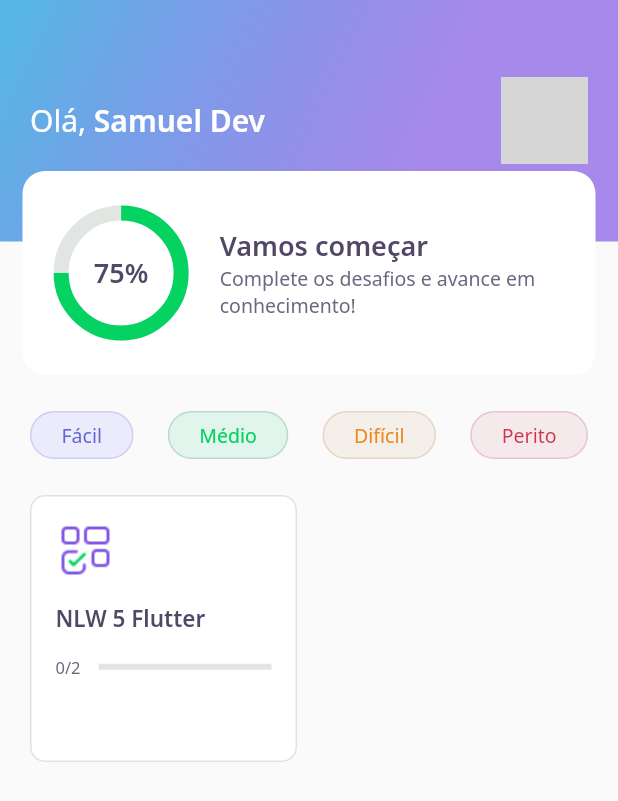
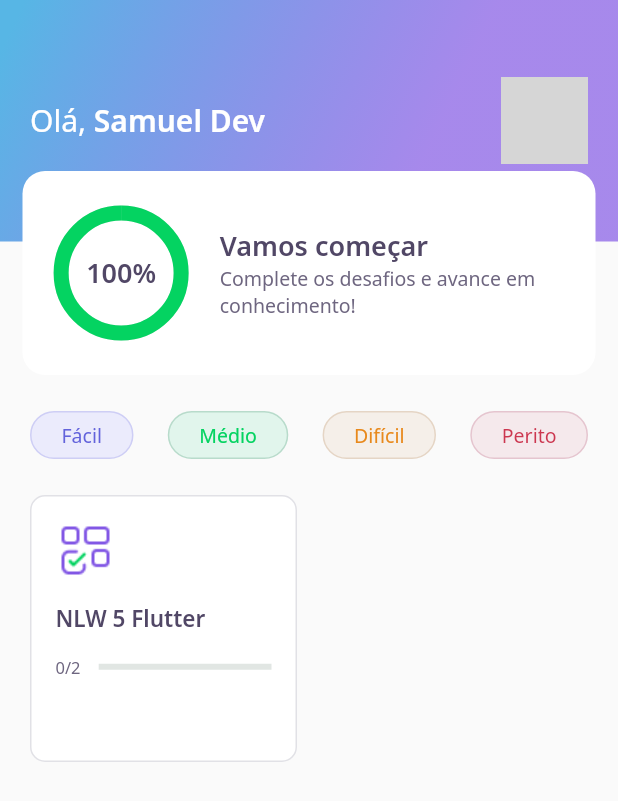
Before and after one commit to samukes/devquiz, a Flutter app: the screen it shows after launch, on a phone screen of 412 x 824 dp. Shown: the top 801 px of the screen. Run offline on Flutter 3.47's test engine with Material 2 defaults, Android fonts, the phone set to English and light mode, and no system bars; our stand-ins replace google_fonts, share_plus; network calls fail; grey boxes are pictures that could not be loaded.

```diff
--- a/assets/database/user.json
+++ b/assets/database/user.json
@@ -1,5 +1,5 @@
 {
   "name": "Samuel Dev",
-  "score": 75,
+  "score": 100,
   "photoUrl": "https://avatars.githubusercontent.com/u/15221585?v=4"
 }
--- a/lib/challenge/challenge_controller.dart
+++ b/lib/challenge/challenge_controller.dart
@@ -4,4 +4,6 @@ class ChallengeController {
   final currentPageNotifier = ValueNotifier<int>(1);
   int get currentPage => currentPageNotifier.value;
   set currentPage(int value) => currentPageNotifier.value = value;
+
+  int qtdAnswerRight = 0;
 }
--- a/lib/challenge/widget/answer/answer_widget.dart
+++ b/lib/challenge/widget/answer/answer_widget.dart
@@ -6,7 +6,7 @@ import 'package:flutter/material.dart';
 class AnswerWidget extends StatelessWidget {
   final AnswerModel answer;
   final bool isSelected;
-  final VoidCallback onTap;
+  final ValueChanged<bool> onTap;
   final bool disabled;
 
   const AnswerWidget(
@@ -41,7 +41,9 @@ class AnswerWidget extends StatelessWidget {
       child: IgnorePointer(
         ignoring: this.disabled,
         child: GestureDetector(
-          onTap: this.onTap,
+          onTap: (){
+            this.onTap(answer.isRight);
+          },
           child: Container(
             padding: EdgeInsets.all(16.0),
             decoration: BoxDecoration(
--- a/lib/core/app_widget.dart
+++ b/lib/core/app_widget.dart
@@ -1,13 +1,12 @@
+import 'package:devquiz/splash/splash_page.dart';
 import 'package:flutter/material.dart';
-
-import 'package:devquiz/home/home_page.dart';
 
 class AppWidget extends StatelessWidget {
   @override
   Widget build(BuildContext context) {
     return MaterialApp(
       title: "DevQuiz",
-      home: HomePage(),
+      home: SplashPage(),
     );
   }
 }
--- a/lib/home/home_page.dart
+++ b/lib/home/home_page.dart
@@ -64,7 +64,10 @@ class _HomePageState extends State<HomePage> {
                             Navigator.push(
                                 context,
                                 MaterialPageRoute(
-                                    builder: (context) => ChallengePage(questions: e.questions,)));
+                                    builder: (context) => ChallengePage(
+                                          questions: e.questions,
+                                          title: e.title,
+                                        )));
                           },
                         ))
                     .toList(),
--- a/lib/home/widgets/appbar/app_bar_widget.dart
+++ b/lib/home/widgets/appbar/app_bar_widget.dart
@@ -50,7 +50,7 @@ class AppBarWidget extends PreferredSize {
                 ),
                 Align(
                   alignment: Alignment(0.0, 1.0),
-                  child: ScoreCardWidget()
+                  child: ScoreCardWidget(percent: user.score/100,)
                 )
               ],
             ),
--- a/lib/home/widgets/chart/chart_widget.dart
+++ b/lib/home/widgets/chart/chart_widget.dart
@@ -2,13 +2,45 @@ import 'package:devquiz/core/app_colors.dart';
 import 'package:devquiz/core/app_text_styles.dart';
 import 'package:flutter/material.dart';
 
-class ChartWidget extends StatelessWidget {
+class ChartWidget extends StatefulWidget {
+  final double percent;
+
+  const ChartWidget({Key? key, required this.percent}) : super(key: key);
+
+  @override
+  _ChartWidgetState createState() => _ChartWidgetState();
+}
+
+class _ChartWidgetState extends State<ChartWidget>
+    with SingleTickerProviderStateMixin {
+  late AnimationController _controller;
+  late Animation<double> _animation;
+
+  void initAnimation() {
+    _controller =
+        AnimationController(vsync: this, duration: Duration(seconds: 3));
+
+    _animation =
+        Tween<double>(begin: 0.0, end: widget.percent).animate(_controller);
+
+    _controller.forward();
+  }
+
+  @override
+  void initState() {
+    this.initAnimation();
+    super.initState();
+  }
+
   @override
   Widget build(BuildContext context) {
     return Container(
       height: 80.0,
       width: 80.0,
-      child: Stack(
+      child: AnimatedBuilder(
+        animation: _animation,
+
+        builder: (context, _) => Stack(
           children: [
             Center(
               child: Container(
@@ -16,20 +48,22 @@ class ChartWidget extends StatelessWidget {
                 width: 80.0,
                 child: CircularProgressIndicator(
                   strokeWidth: 10.0,
-                value: .75,
+                  value: _animation.value,
                   backgroundColor: AppColors.chartSecondary,
-                valueColor: AlwaysStoppedAnimation<Color>(AppColors.chartPrimary),
+                  valueColor:
+                      AlwaysStoppedAnimation<Color>(AppColors.chartPrimary),
                 ),
               ),
             ),
             Center(
               child: Text(
-              "75%",
+                "${(_animation.value*100).toInt()}%",
                 style: AppTextStyles.heading,
               ),
             )
           ],
         ),
+      ),
     );
   }
 }
--- a/lib/home/widgets/scorecard/score_card_widget.dart
+++ b/lib/home/widgets/scorecard/score_card_widget.dart
@@ -5,6 +5,10 @@ import 'package:devquiz/core/core.dart';
 import 'package:devquiz/home/widgets/chart/chart_widget.dart';
 
 class ScoreCardWidget extends StatelessWidget {
+  final double percent;
+
+  const ScoreCardWidget({Key? key, required this.percent}) : super(key: key);
+
   @override
   Widget build(BuildContext context) {
     return Padding(
@@ -23,7 +27,7 @@ class ScoreCardWidget extends StatelessWidget {
             children: [
               Expanded(
                 flex: 1,
-                child: ChartWidget()
+                child: ChartWidget(percent: this.percent,)
               ),
               Expanded(
                 flex: 3,
--- a/pubspec.yaml
+++ b/pubspec.yaml
@@ -10,6 +10,7 @@ dependencies:
     sdk: flutter
   cupertino_icons: ^1.0.2
   google_fonts: ^2.0.0
+  share_plus: ^2.0.1
 
 dev_dependencies:
   flutter_test:
```
Also changed, not shown: lib/challenge/challenge_page.dart (+33 -4 lines), lib/challenge/widget/next_button_widget.dart (+17 -4 lines), lib/challenge/widget/quiz/quiz_widget.dart (+4 -6 lines), lib/result/result_page.dart (added, +83 -0 lines), lib/splash/splash_page.dart (+16 -1 lines), pubspec.lock. Lines whose indentation alone changed are shown as unchanged.
